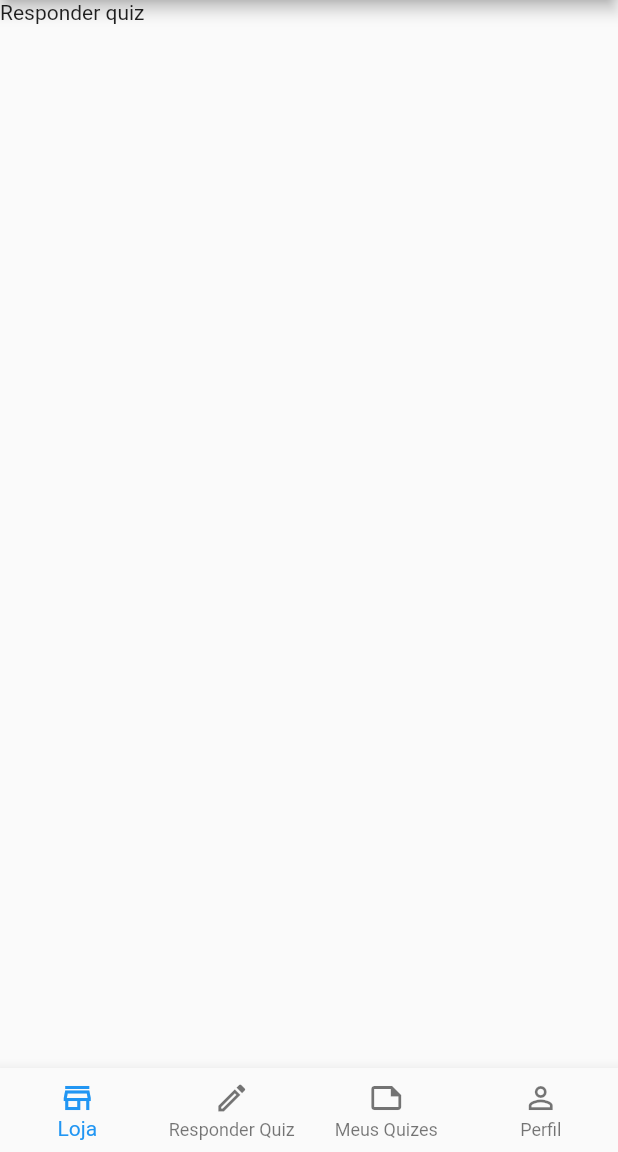
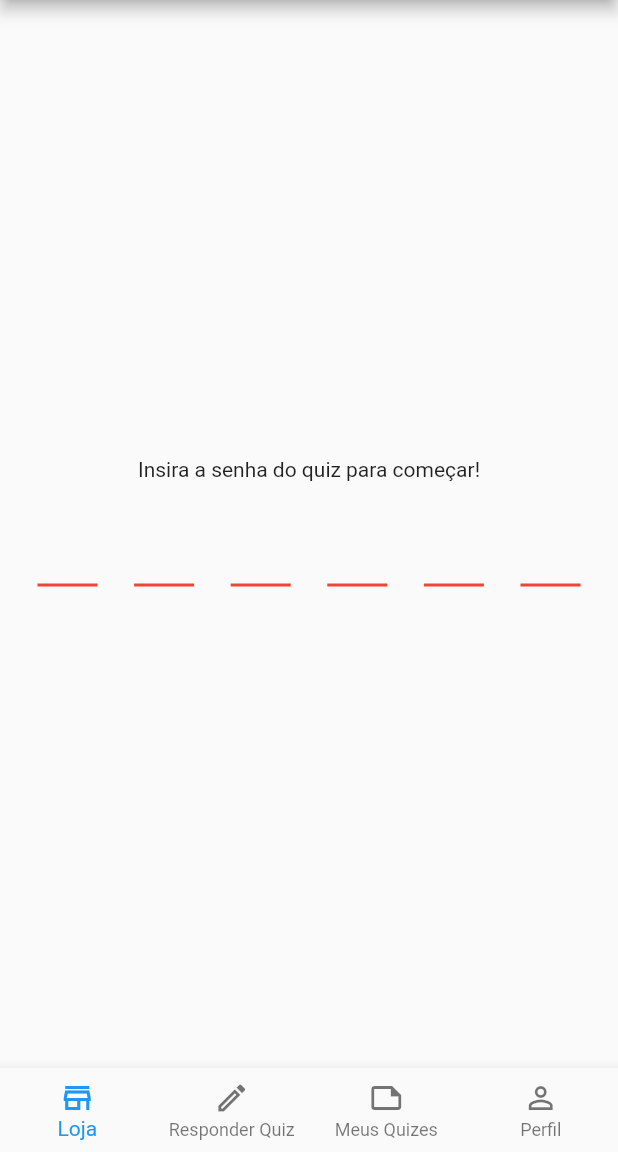
Before and after one commit to luizdebem/revisa-ai-mobile, a Flutter app: the screen it shows after launch, swiped to page 2, on a phone screen of 412 x 824 dp, the part 84-1236 px from its top. Run offline on Flutter 3.47's test engine with Material 2 defaults, Android fonts, the light colour scheme and no system bars; drawn by our look-alikes of pin_code_fields; our stand-ins replace carousel_slider, flutter_form_builder.

Commit message:
Quiz WIP

```diff
--- a/lib/screens/home_screen.dart
+++ b/lib/screens/home_screen.dart
@@ -2,6 +2,7 @@ import 'package:flutter/material.dart';
 import 'package:revisa_ai_mobile/components/base_bottom_nav_bar.dart';
 import 'package:revisa_ai_mobile/screens/my_quizzes_screen.dart';
 import 'package:revisa_ai_mobile/screens/profile_screen.dart';
+import 'package:revisa_ai_mobile/screens/start_quiz_screen.dart';
 import 'package:revisa_ai_mobile/screens/store_screen.dart';
 
 class HomeScreen extends StatefulWidget {
@@ -17,7 +18,7 @@ class _HomeScreenState extends State<HomeScreen> {
 
   final List<Widget> pageList = const [
     StoreScreen(),
-    Text("Responder quiz"),
+    StartQuizScreen(),
     MyQuizzesScreen(),
     ProfileScreen(),
   ];
--- /dev/null
+++ b/lib/screens/start_quiz_screen.dart
@@ -0,0 +1,39 @@
+import 'package:flutter/material.dart';
+import 'package:flutter/services.dart';
+import 'package:pin_code_fields/pin_code_fields.dart';
+
+class StartQuizScreen extends StatefulWidget {
+  const StartQuizScreen({Key? key}) : super(key: key);
+
+  @override
+  State<StartQuizScreen> createState() => _StartQuizScreenState();
+}
+
+class _StartQuizScreenState extends State<StartQuizScreen> {
+  void goToQuiz(s) {
+    // go to quiz
+  }
+
+  @override
+  Widget build(BuildContext context) {
+    return Padding(
+      padding: const EdgeInsets.all(25.0),
+      child: Column(
+        mainAxisAlignment: MainAxisAlignment.center,
+        crossAxisAlignment: CrossAxisAlignment.center,
+        children: [
+          const Text("Insira a senha do quiz para começar!"),
+          const SizedBox(height: 20),
+          PinCodeTextField(
+            appContext: context,
+            length: 6,
+            textCapitalization: TextCapitalization.characters,
+            onChanged: (String value) => {},
+            onCompleted: goToQuiz,
+            onSubmitted: goToQuiz,
+          ),
+        ],
+      ),
+    );
+  }
+}
--- a/pubspec.yaml
+++ b/pubspec.yaml
@@ -37,6 +37,7 @@ dependencies:
 
   flutter_form_builder: ^6.0.0
   carousel_slider: ^4.1.1
+  pin_code_fields: ^7.4.0
 
 dev_dependencies:
   flutter_test:
```
Also changed, not shown: pubspec.lock.
